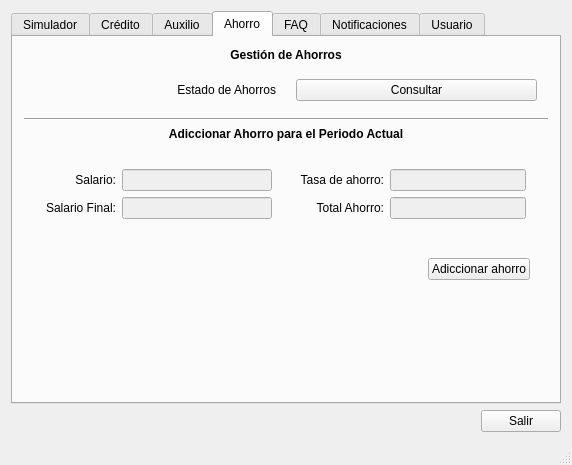
This is AsociadosFondo/asociadosfondo.ui in MiguelALopez/JaverianaProject as Qt 5 draws it before an edit. The edited form follows.
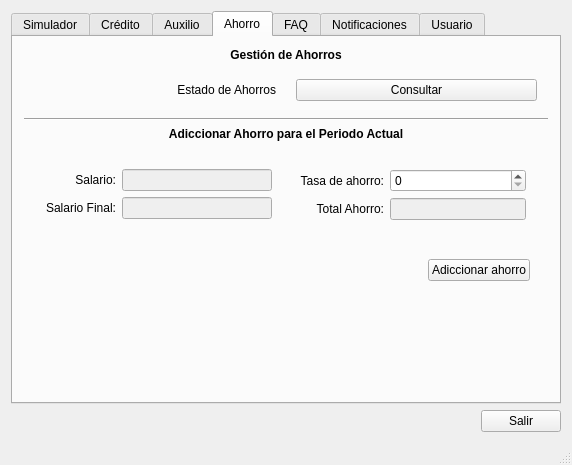
This is the edited form. The open tabs and pages were chosen to show the change.

Commit message: Finished simulator and ahorros module

The edit to the form file:
```diff
--- a/AsociadosFondo/asociadosfondo.ui
+++ b/AsociadosFondo/asociadosfondo.ui
@@ -865,8 +865,8 @@
               <bool>true</bool>
              </property>
              <layout class="QGridLayout" name="gridLayout_6">
-              <item row="0" column="1">
-               <widget class="QLineEdit" name="lAhoTasa">
+              <item row="2" column="1">
+               <widget class="QLineEdit" name="lAhoTotal">
                 <property name="enabled">
                  <bool>false</bool>
                 </property>
@@ -878,6 +878,16 @@
                 </property>
                </widget>
               </item>
+              <item row="2" column="0">
+               <widget class="QLabel" name="label_22">
+                <property name="text">
+                 <string>Total Ahorro:</string>
+                </property>
+                <property name="alignment">
+                 <set>Qt::AlignRight|Qt::AlignTrailing|Qt::AlignVCenter</set>
+                </property>
+               </widget>
+              </item>
               <item row="0" column="0">
                <widget class="QLabel" name="label_20">
                 <property name="text">
@@ -888,28 +898,8 @@
                 </property>
                </widget>
               </item>
-              <item row="1" column="0">
-               <widget class="QLabel" name="label_22">
-                <property name="text">
-                 <string>Total Ahorro:</string>
-                </property>
-                <property name="alignment">
-                 <set>Qt::AlignRight|Qt::AlignTrailing|Qt::AlignVCenter</set>
-                </property>
-               </widget>
-              </item>
-              <item row="1" column="1">
-               <widget class="QLineEdit" name="lAhoTotal">
-                <property name="enabled">
-                 <bool>false</bool>
-                </property>
-                <property name="sizePolicy">
-                 <sizepolicy hsizetype="Expanding" vsizetype="Fixed">
-                  <horstretch>0</horstretch>
-                  <verstretch>0</verstretch>
-                 </sizepolicy>
-                </property>
-               </widget>
+              <item row="0" column="1">
+               <widget class="QSpinBox" name="sAhoTasa"/>
               </item>
              </layout>
             </widget>
```
The commit also changes 2 other files.
